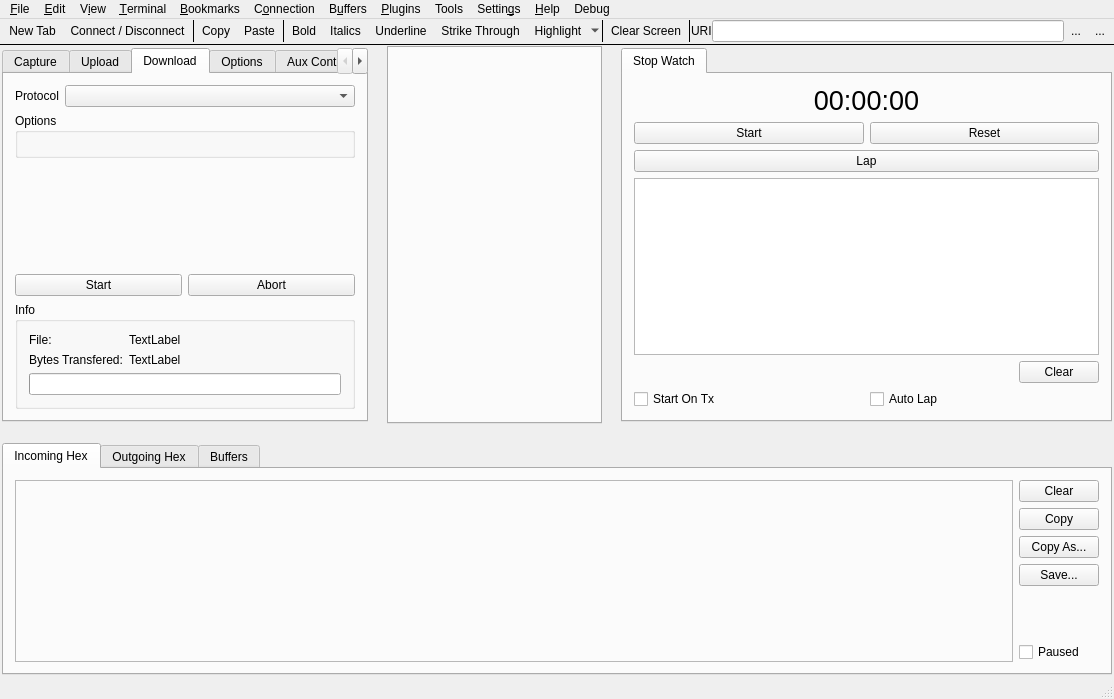
First picture: the form in src/UI/QT/Form_MainWindow.ui, repository TheBeef/WhippyTerm, before the edit.
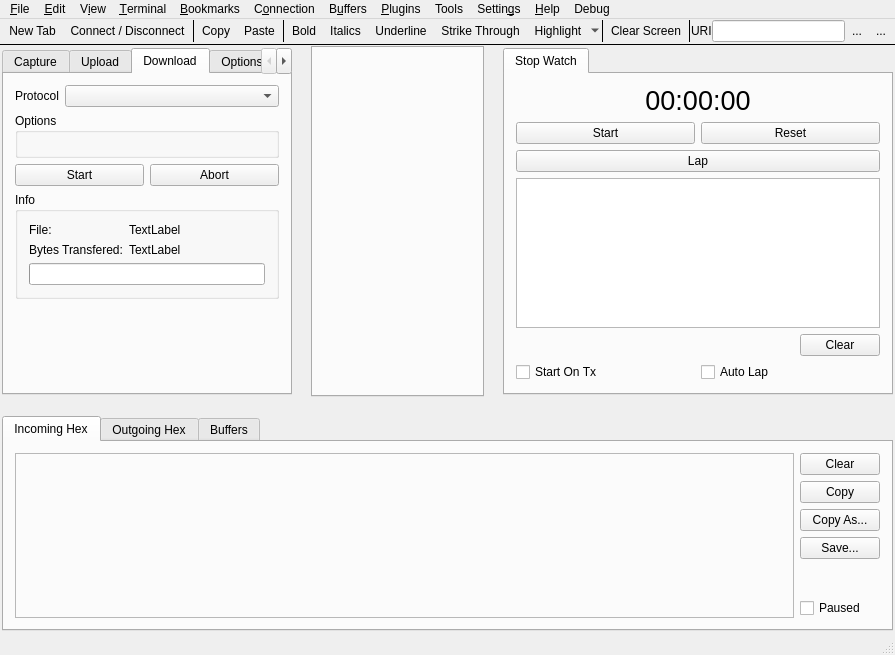
Second picture: the form after the edit. The open tabs and pages were chosen to show the change. Icons and pictures are not drawn. Custom widgets are drawn as their Qt base class.

Commit message: Changed side panels to have control together

```diff
--- a/src/UI/QT/Form_MainWindow.ui
+++ b/src/UI/QT/Form_MainWindow.ui
@@ -6,8 +6,8 @@
    <rect>
     <x>0</x>
     <y>0</y>
-    <width>1114</width>
-    <height>699</height>
+    <width>895</width>
+    <height>655</height>
    </rect>
   </property>
   <property name="contextMenuPolicy">
@@ -1012,19 +1012,6 @@
                         </layout>
                        </widget>
                       </item>
-                      <item>
-                       <spacer name="verticalSpacer_5">
-                        <property name="orientation">
-                         <enum>Qt::Vertical</enum>
-                        </property>
-                        <property name="sizeHint" stdset="0">
-                         <size>
-                          <width>20</width>
-                          <height>74</height>
-                         </size>
-                        </property>
-                       </spacer>
-                      </item>
                       <item>
                        <widget class="QWidget" name="widget_9" native="true">
                         <layout class="QHBoxLayout" name="horizontalLayout_19">
@@ -1121,6 +1108,19 @@
                         </layout>
                        </widget>
                       </item>
+                      <item>
+                       <spacer name="verticalSpacer_4">
+                        <property name="orientation">
+                         <enum>Qt::Vertical</enum>
+                        </property>
+                        <property name="sizeHint" stdset="0">
+                         <size>
+                          <width>20</width>
+                          <height>40</height>
+                         </size>
+                        </property>
+                       </spacer>
+                      </item>
                      </layout>
                     </widget>
                     <widget class="QWidget" name="tab_ConnectionOptions">
@@ -2172,7 +2172,7 @@
     <rect>
      <x>0</x>
      <y>0</y>
-     <width>1114</width>
+     <width>895</width>
      <height>23</height>
     </rect>
    </property>
```
Left out of the diff: 78 changed lines with no effect on the pictures. The commit also changes 1 other file.
